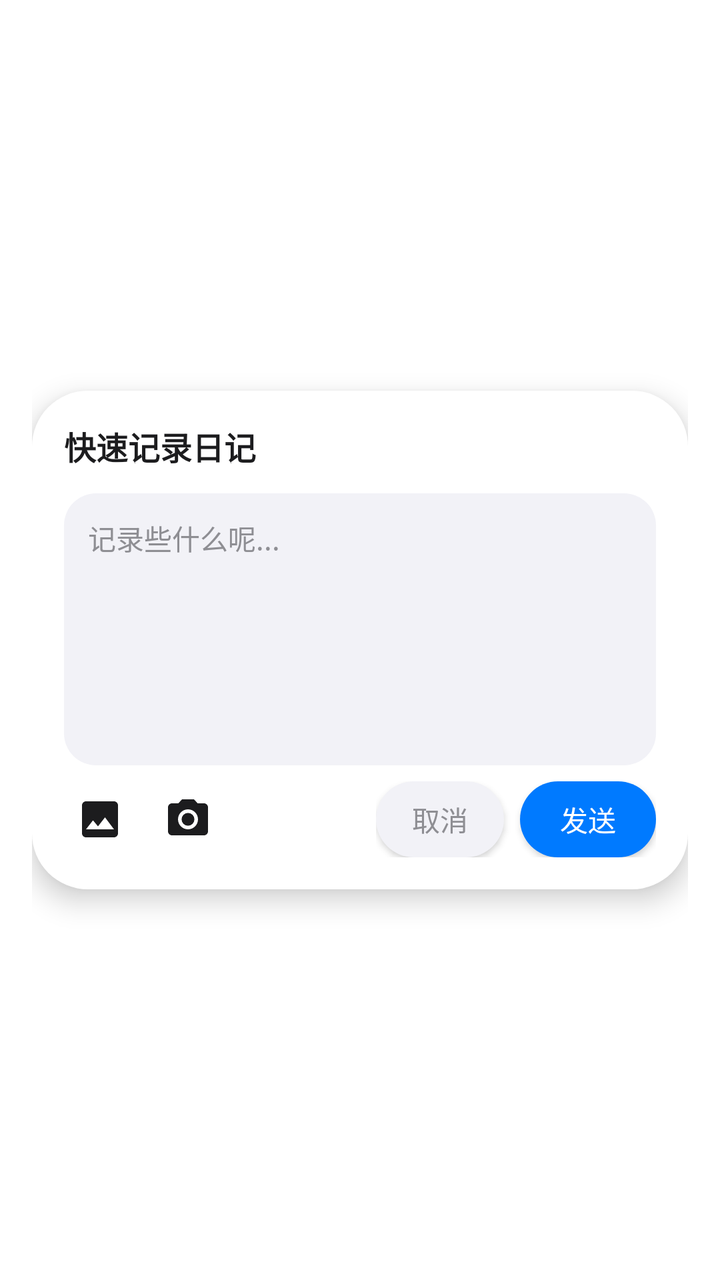
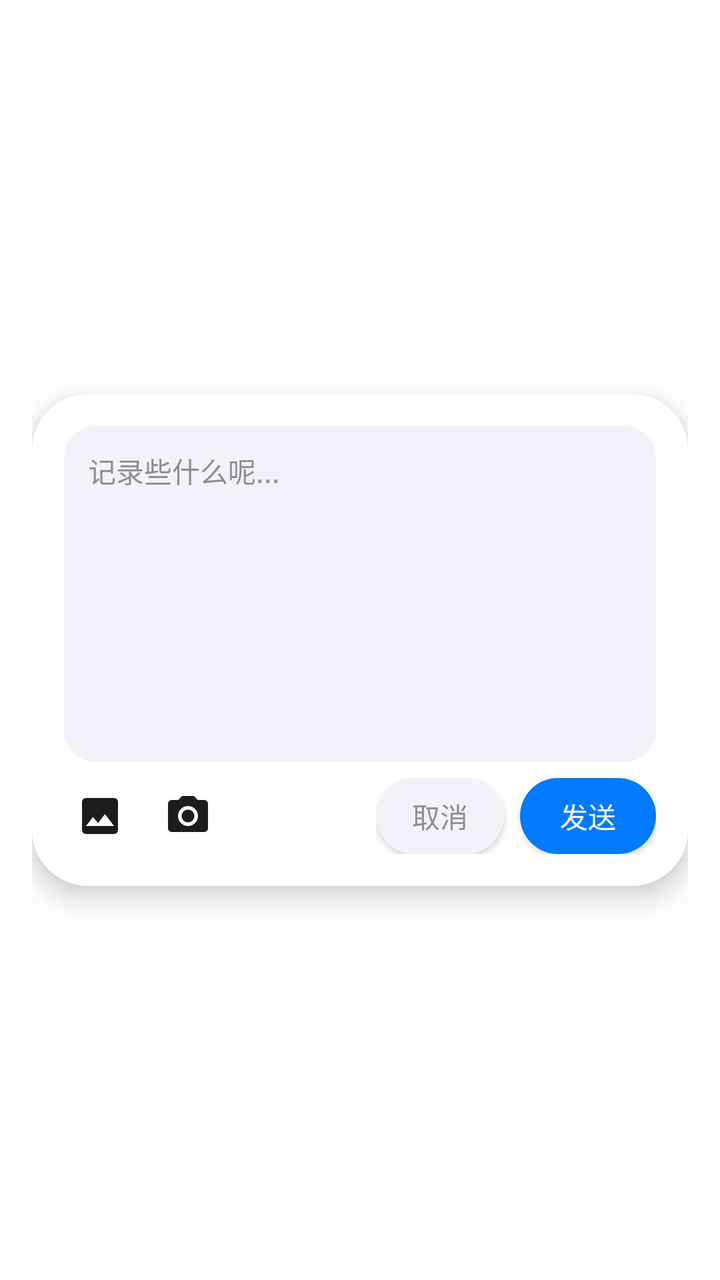

Compare the two renders of this Android layout. The source of the first and the diff that turns it into the second are given below.
<!-- AndroidManifest.xml: activity theme WidgetDialogTheme -->
<!-- res/layout/activity_quick_record.xml -->
<?xml version="1.0" encoding="utf-8"?>
<FrameLayout xmlns:android="http://schemas.android.com/apk/res/android"
    android:id="@+id/layout_root"
    android:layout_width="match_parent"
    android:layout_height="match_parent"
    android:padding="16dp">

    
    <LinearLayout
        android:layout_width="match_parent"
        android:layout_height="wrap_content"
        android:layout_gravity="center"
        android:background="@drawable/bg_dialog_card"
        android:orientation="vertical"
        android:padding="16dp"
        android:elevation="8dp"
        android:clickable="true"
        android:focusable="true">

        <TextView
            android:layout_width="wrap_content"
            android:layout_height="wrap_content"
            android:text="快速记录日记"
            android:textColor="@color/dialog_text"
            android:textSize="16sp"
            android:textStyle="bold"
            android:layout_marginBottom="12dp" />

        
        <LinearLayout
            android:id="@+id/layout_input_container"
            android:layout_width="match_parent"
            android:layout_height="136dp"
            android:background="@drawable/bg_dialog_input"
            android:orientation="vertical"
            android:padding="10dp">

            
            <EditText
                android:id="@+id/edit_record_content"
                android:layout_width="match_parent"
                android:layout_height="0dp"
                android:layout_weight="1"
                android:background="@null"
                android:gravity="top|left"
                android:hint="记录些什么呢..."
                android:textColor="@color/dialog_text"
                android:textColorHint="@color/widget_text_secondary"
                android:textSize="14sp"
                android:padding="2dp"
                android:inputType="textMultiLine"
                android:imeOptions="actionDone"
                android:scrollbars="vertical" />

            
            <HorizontalScrollView
                android:id="@+id/scroll_photos_preview"
                android:layout_width="match_parent"
                android:layout_height="wrap_content"
                android:layout_marginTop="6dp"
                android:overScrollMode="never"
                android:scrollbars="none"
                android:visibility="gone">

                <LinearLayout
                    android:id="@+id/container_photos_preview"
                    android:layout_width="wrap_content"
                    android:layout_height="wrap_content"
                    android:orientation="horizontal"
                    android:gravity="center_vertical" />
            </HorizontalScrollView>
        </LinearLayout>

        
        <RelativeLayout
            android:layout_width="match_parent"
            android:layout_height="wrap_content"
            android:layout_marginTop="8dp">

            
            <LinearLayout
                android:layout_width="wrap_content"
                android:layout_height="wrap_content"
                android:orientation="horizontal"
                android:layout_alignParentLeft="true"
                android:layout_centerVertical="true">

                <ImageButton
                    android:id="@+id/btn_dialog_photo"
                    android:layout_width="36dp"
                    android:layout_height="36dp"
                    android:background="?android:attr/selectableItemBackgroundBorderless"
                    android:src="@drawable/ic_gallery"
                    android:contentDescription="选择相册图片"
                    android:scaleType="centerInside" />

                <Space
                    android:layout_width="8dp"
                    android:layout_height="wrap_content" />

                <ImageButton
                    android:id="@+id/btn_dialog_camera"
                    android:layout_width="36dp"
                    android:layout_height="36dp"
                    android:background="?android:attr/selectableItemBackgroundBorderless"
                    android:src="@drawable/ic_camera"
                    android:contentDescription="启动相机拍照"
                    android:scaleType="centerInside" />
            </LinearLayout>

            
            <LinearLayout
                android:layout_width="wrap_content"
                android:layout_height="wrap_content"
                android:orientation="horizontal"
                android:layout_alignParentRight="true"
                android:layout_centerVertical="true">

                <Button
                    android:id="@+id/btn_dialog_cancel"
                    android:layout_width="wrap_content"
                    android:layout_height="38dp"
                    android:minHeight="0dp"
                    android:minWidth="0dp"
                    android:background="@drawable/bg_dialog_btn_secondary"
                    android:paddingLeft="18dp"
                    android:paddingRight="18dp"
                    android:text="取消"
                    android:textColor="@color/widget_text_secondary"
                    android:textSize="14sp" />

                <Space
                    android:layout_width="8dp"
                    android:layout_height="wrap_content" />

                <Button
                    android:id="@+id/btn_dialog_send"
                    android:layout_width="wrap_content"
                    android:layout_height="38dp"
                    android:minHeight="0dp"
                    android:minWidth="0dp"
                    android:background="@drawable/bg_dialog_btn_primary"
                    android:paddingLeft="20dp"
                    android:paddingRight="20dp"
                    android:text="发送"
                    android:textColor="#FFFFFF"
                    android:textSize="14sp" />
            </LinearLayout>
        </RelativeLayout>
    </LinearLayout>
</FrameLayout>
<!-- resources referenced by this layout -->
<resources>
  <color name="dialog_text">#1C1C1E</color>
  <color name="widget_text_secondary">#8E8E93</color>
  <!-- drawable bg_dialog_btn_primary (drawable) -->
  <?xml version="1.0" encoding="utf-8"?>
  <ripple xmlns:android="http://schemas.android.com/apk/res/android"
      android:color="#33FFFFFF">
      <item>
          <shape android:shape="rectangle">
              <solid android:color="@color/widget_accent" />
              <corners android:radius="20dp" />
          </shape>
      </item>
  </ripple>
  <!-- drawable bg_dialog_btn_secondary (drawable) -->
  <?xml version="1.0" encoding="utf-8"?>
  <ripple xmlns:android="http://schemas.android.com/apk/res/android"
      android:color="#20000000">
      <item>
          <shape android:shape="rectangle">
              <solid android:color="@color/dialog_input_bg" />
              <corners android:radius="20dp" />
          </shape>
      </item>
  </ripple>
  <!-- drawable bg_dialog_card (drawable) -->
  <?xml version="1.0" encoding="utf-8"?>
  <shape xmlns:android="http://schemas.android.com/apk/res/android">
      <solid android:color="@color/dialog_bg" />
      <corners android:radius="28dp" />
  </shape>
  <!-- drawable bg_dialog_input (drawable) -->
  <?xml version="1.0" encoding="utf-8"?>
  <shape xmlns:android="http://schemas.android.com/apk/res/android">
      <solid android:color="@color/dialog_input_bg" />
      <corners android:radius="16dp" />
  </shape>
  <!-- drawable ic_camera (drawable) -->
  <vector xmlns:android="http://schemas.android.com/apk/res/android"
      android:width="24dp"
      android:height="24dp"
      android:viewportWidth="24"
      android:viewportHeight="24">
      <path
          android:fillColor="@color/widget_text_primary"
          android:pathData="M12,12m-3.2,0a3.2,3.2 0,1 1,6.4 0a3.2,3.2 0,1 1,-6.4 0 M9,2L7.17,4H4c-1.1,0 -2,0.9 -2,2v12c0,1.1 0.9,2 2,2h16c1.1,0 2,-0.9 2,-2V6c0,-1.1 -0.9,-2 -2,-2h-3.17L15,2H9zM12,17c-2.76,0 -5,-2.24 -5,-5s2.24,-5 5,-5 5,2.24 5,5 -2.24,5 -5,5z" />
  </vector>
  <!-- drawable ic_gallery (drawable) -->
  <vector xmlns:android="http://schemas.android.com/apk/res/android"
      android:width="24dp"
      android:height="24dp"
      android:viewportWidth="24"
      android:viewportHeight="24">
      <path
          android:fillColor="@color/widget_text_primary"
          android:pathData="M19,3H5c-1.1,0 -2,0.9 -2,2v14c0,1.1 0.9,2 2,2h14c1.1,0 2,-0.9 2,-2V5c0,-1.1 -0.9,-2 -2,-2zM8.5,12.5l2.5,3.01L14.5,11l4.5,6H5l3.5,-4.5z" />
  </vector>
  <style name="WidgetDialogTheme" parent="android:Theme.DeviceDefault.Light.NoActionBar">
          <item name="android:windowBackground">@android:color/transparent</item>
          <item name="android:windowIsTranslucent">true</item>
          <item name="android:windowContentOverlay">@null</item>
          <item name="android:windowNoTitle">true</item>
          <item name="android:backgroundDimEnabled">true</item>
          <item name="android:backgroundDimAmount">0.5</item>
      </style>
  <color name="widget_accent">#007AFF</color>
  <color name="dialog_input_bg">#F2F2F7</color>
  <color name="dialog_bg">#FFFFFF</color>
  <color name="widget_text_primary">#1C1C1E</color>
</resources>

<!-- the commit's change to res/layout/activity_quick_record.xml (unified diff, before → after) -->
@@ -17,20 +17,11 @@
         android:clickable="true"
         android:focusable="true">
 
-        <TextView
-            android:layout_width="wrap_content"
-            android:layout_height="wrap_content"
-            android:text="快速记录日记"
-            android:textColor="@color/dialog_text"
-            android:textSize="16sp"
-            android:textStyle="bold"
-            android:layout_marginBottom="12dp" />
-
         
         <LinearLayout
             android:id="@+id/layout_input_container"
             android:layout_width="match_parent"
-            android:layout_height="136dp"
+            android:layout_height="168dp"
             android:background="@drawable/bg_dialog_input"
             android:orientation="vertical"
             android:padding="10dp">
